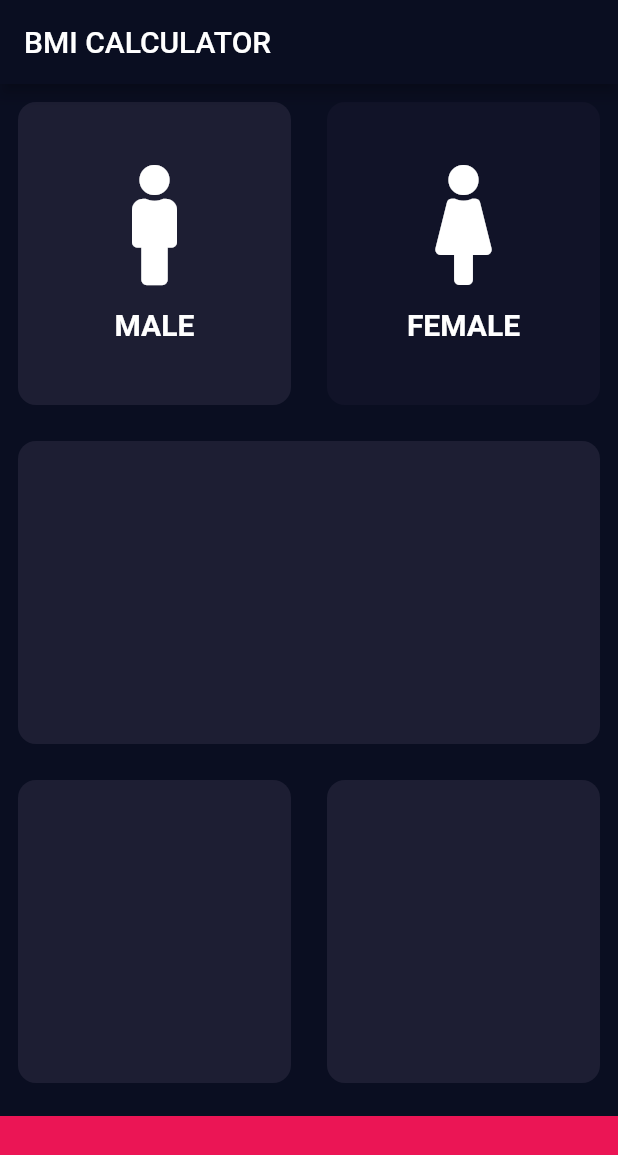
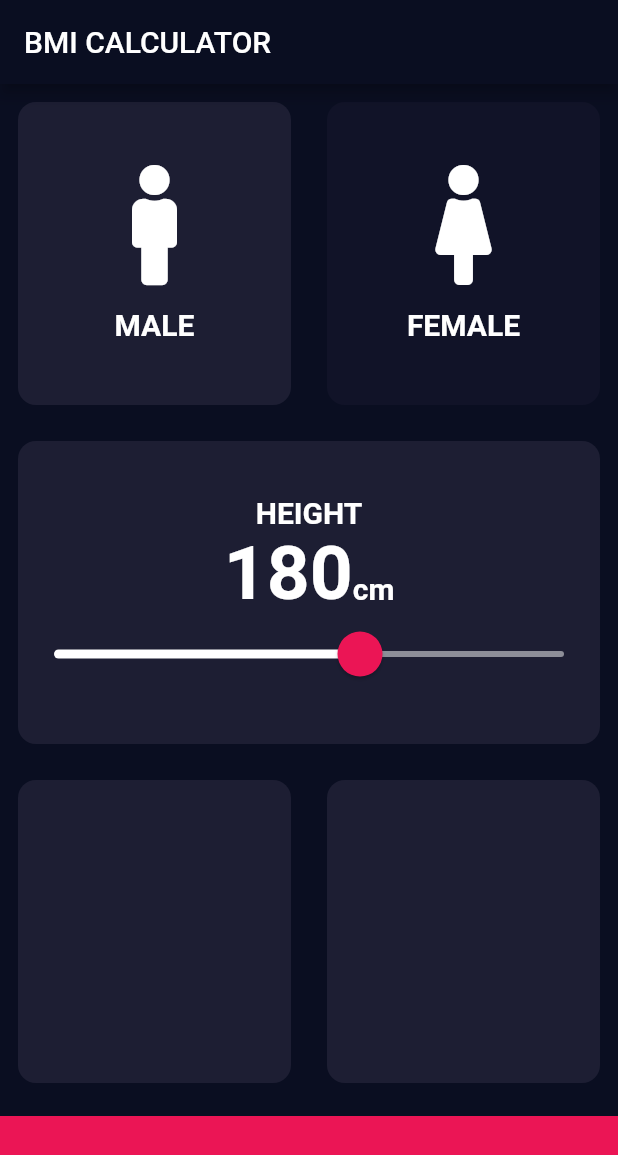
Before and after one commit to Josh-Ajiniran/bmi-calculator-flutter, a Flutter app: the screen it shows after launch, after a tap on "MALE", on a phone screen of 412 x 824 dp. Shown: the top 1155 px of the screen. Run offline on Flutter 3.47's test engine with Material 2 defaults, Android fonts, the phone set to English and light mode, and no system bars; our stand-ins replace font_awesome_flutter.

Commit message:
completed the slider and height choice section

```diff
--- a/lib/card.dart
+++ b/lib/card.dart
@@ -1,20 +1,24 @@
 import 'package:flutter/material.dart';
 
 class ReusableCard extends StatelessWidget {
-  ReusableCard({@required this.colour, this.cardChild});
+  ReusableCard({@required this.colour, this.cardChild, this.onPressed});
 
   final Color colour;
   final Widget cardChild;
+  final Function onPressed;
 
   @override
   Widget build(BuildContext context) {
-    return Container(
-      margin: EdgeInsets.all(12.0),
-      decoration: BoxDecoration(
-        color: colour,
-        borderRadius: BorderRadius.all(Radius.circular(12.0)),
+    return GestureDetector(
+      onTap: onPressed,
+      child: Container(
+        margin: EdgeInsets.all(12.0),
+        decoration: BoxDecoration(
+          color: colour,
+          borderRadius: BorderRadius.all(Radius.circular(12.0)),
+        ),
+        child: cardChild,
       ),
-      child: cardChild,
     );
   }
 }
--- a/lib/card_content.dart
+++ b/lib/card_content.dart
@@ -1,9 +1,6 @@
 import 'package:flutter/material.dart';
 import 'package:font_awesome_flutter/font_awesome_flutter.dart';
-
-const cardTextStyle = TextStyle(fontSize: 20.0, fontWeight: FontWeight.bold);
-const cardIconSize = 80.0;
-const spacerHeight = 15.0;
+import 'constants.dart';
 
 class CardContent extends StatelessWidget {
   CardContent({@required this.cardIcon, @required this.cardIconText});
@@ -16,11 +13,11 @@ class CardContent extends StatelessWidget {
     return Column(
       mainAxisAlignment: MainAxisAlignment.center,
       children: <Widget>[
-        FaIcon(cardIcon, size: cardIconSize),
-        SizedBox(height: spacerHeight),
+        FaIcon(cardIcon, size: kCardIconSize),
+        SizedBox(height: kSpacerHeight),
         Text(
           cardIconText,
-          style: cardTextStyle,
+          style: kCardTextStyle,
         ),
       ],
     );
--- /dev/null
+++ b/lib/constants.dart
@@ -0,0 +1,11 @@
+import 'package:flutter/material.dart';
+
+const kBottomContainerHeight = 80.0;
+const kActiveCardColor = Color(0xFF1D1E33);
+const kInactiveCardColor = Color(0xFF111328);
+const kBottomContainerColor = Color(0xFFEB1555);
+const kCardIconSize = 80.0;
+const kSpacerHeight = 15.0;
+
+const kCardTextStyle = TextStyle(fontSize: 20.0, fontWeight: FontWeight.bold);
+const kCardNumberStyle = TextStyle(fontSize: 50.0, fontWeight: FontWeight.bold);
--- a/lib/homepage.dart
+++ b/lib/homepage.dart
@@ -2,11 +2,9 @@ import 'package:flutter/material.dart';
 import 'package:font_awesome_flutter/font_awesome_flutter.dart';
 import 'card.dart';
 import 'card_content.dart';
+import 'constants.dart';
 
-const bottomContainerHeight = 80.0;
-const activeCardColor = Color(0xFF1D1E33);
-const inactiveCardColor = Color(0xFF111328);
-const bottomContainerColor = Color(0xFFEB1555);
+enum Gender { male, female }
 
 class MyHomePage extends StatefulWidget {
   @override
@@ -14,22 +12,8 @@ class MyHomePage extends StatefulWidget {
 }
 
 class _MyHomePageState extends State<MyHomePage> {
-  Color maleCardColor = inactiveCardColor;
-  Color femaleCardColor = inactiveCardColor;
-
-  void updateColor(int gender) {
-    if (gender == 1) {
-      maleCardColor = maleCardColor == inactiveCardColor
-          ? activeCardColor
-          : inactiveCardColor;
-      femaleCardColor = inactiveCardColor;
-    } else {
-      femaleCardColor = femaleCardColor == inactiveCardColor
-          ? activeCardColor
-          : inactiveCardColor;
-      maleCardColor = inactiveCardColor;
-    }
-  }
+  Gender selectedGender;
+  int height = 180;
 
   @override
   Widget build(BuildContext context) {
@@ -43,34 +27,35 @@ class _MyHomePageState extends State<MyHomePage> {
             child: Row(
               children: <Widget>[
                 Expanded(
-                  child: GestureDetector(
-                    onTap: () {
+                  child: ReusableCard(
+                    colour: selectedGender == Gender.male
+                        ? kActiveCardColor
+                        : kInactiveCardColor,
+                    cardChild: CardContent(
+                      cardIcon: FontAwesomeIcons.male,
+                      cardIconText: 'MALE',
+                    ),
+                    onPressed: () {
                       setState(() {
-                        updateColor(1);
+                        selectedGender = Gender.male;
                       });
                     },
-                    child: ReusableCard(
-                      colour: maleCardColor,
-                      cardChild: CardContent(
-                        cardIcon: FontAwesomeIcons.male,
-                        cardIconText: 'MALE',
-                      ),
-                    ),
                   ),
                 ),
                 Expanded(
-                  child: GestureDetector(
-                    onTap: () {
+                  child: ReusableCard(
+                    colour: selectedGender == Gender.female
+                        ? kActiveCardColor
+                        : kInactiveCardColor,
+                    cardChild: CardContent(
+                      cardIcon: FontAwesomeIcons.female,
+                      cardIconText: 'FEMALE',
+                    ),
+                    onPressed: () {
                       setState(() {
-                        updateColor(2);
+                        selectedGender = Gender.female;
                       });
                     },
-                    child: ReusableCard(
-                        colour: femaleCardColor,
-                        cardChild: CardContent(
-                          cardIcon: FontAwesomeIcons.female,
-                          cardIconText: 'FEMALE',
-                        )),
                   ),
                 ),
               ],
@@ -78,7 +63,45 @@ class _MyHomePageState extends State<MyHomePage> {
           ),
           Expanded(
             child: ReusableCard(
-              colour: activeCardColor,
+              colour: kActiveCardColor,
+              cardChild: Column(
+                mainAxisAlignment: MainAxisAlignment.center,
+                children: <Widget>[
+                  Text(
+                    'HEIGHT',
+                    style: kCardTextStyle,
+                  ),
+                  Row(
+                    mainAxisAlignment: MainAxisAlignment.center,
+                    crossAxisAlignment: CrossAxisAlignment.baseline,
+                    textBaseline: TextBaseline.alphabetic,
+                    children: <Widget>[
+                      Text(height.toString(), style: kCardNumberStyle),
+                      Text('cm', style: kCardTextStyle),
+                    ],
+                  ),
+                  SliderTheme(
+                    data: SliderTheme.of(context).copyWith(
+                      thumbShape: RoundSliderThumbShape(enabledThumbRadius: 15.0),
+                      thumbColor: Color(0xFFEB1555),
+                      overlayShape: RoundSliderOverlayShape(overlayRadius: 24.0),
+                      overlayColor: Color(0x55EB1555),
+                      activeTrackColor: Colors.white,
+                      inactiveTrackColor: Color(0xFF8D8E98),
+                    ),
+                    child: Slider(
+                      min: 120,
+                      max: 220,
+                      value: height.toDouble(),
+                      onChanged: (double newValue) {
+                        setState(() {
+                          height = newValue.round();
+                        });
+                      },
+                    ),
+                  ),
+                ],
+              ),
             ),
           ),
           Expanded(
@@ -86,21 +109,21 @@ class _MyHomePageState extends State<MyHomePage> {
               children: <Widget>[
                 Expanded(
                   child: ReusableCard(
-                    colour: activeCardColor,
+                    colour: kActiveCardColor,
                   ),
                 ),
                 Expanded(
                   child: ReusableCard(
-                    colour: activeCardColor,
+                    colour: kActiveCardColor,
                   ),
                 ),
               ],
             ),
           ),
           Container(
-            color: bottomContainerColor,
+            color: kBottomContainerColor,
             margin: EdgeInsets.only(top: 10.0),
-            height: bottomContainerHeight,
+            height: kBottomContainerHeight,
             width: double.infinity,
           )
         ],
```
